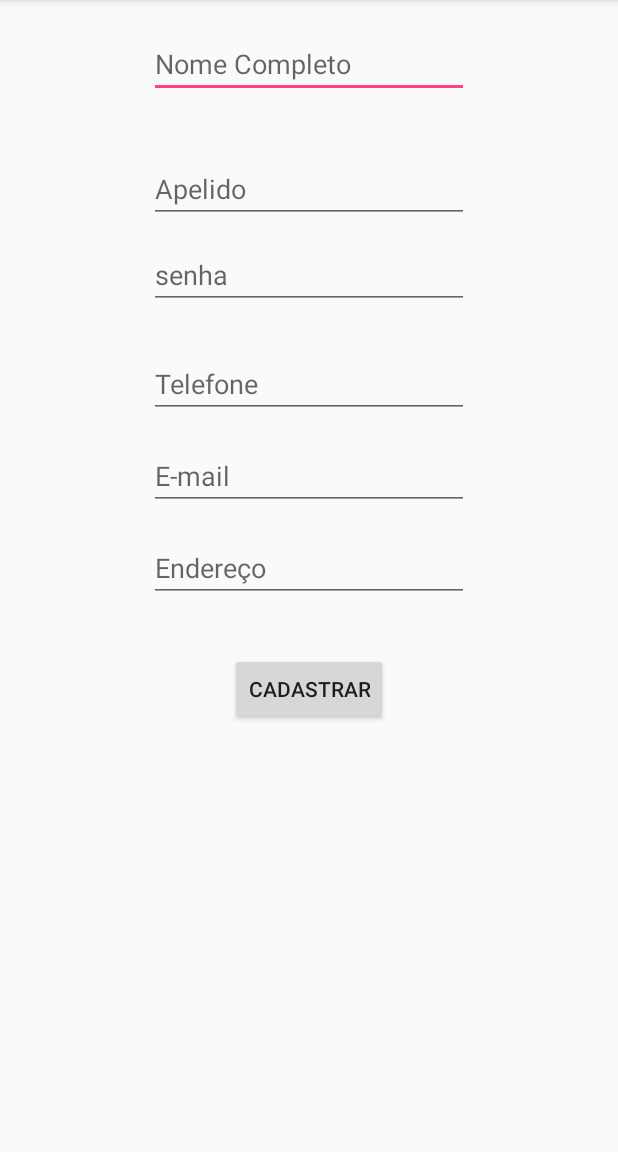
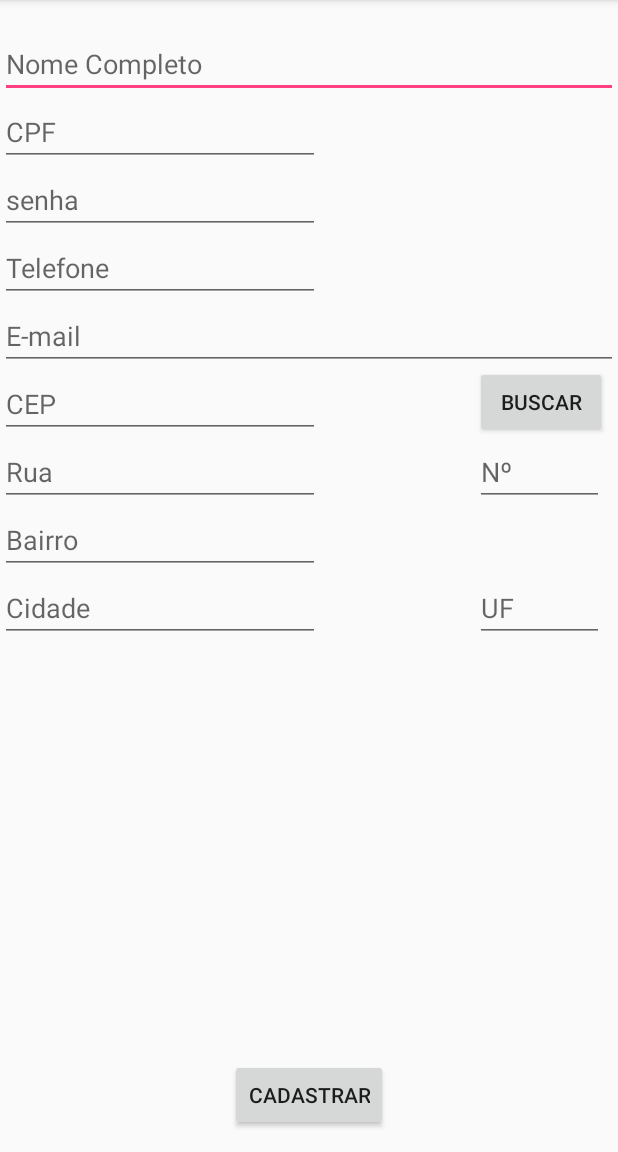
Before and after one commit to jeandy92/AppOcorrenciasv2.0, an Android app: the CadastrarUsuarioActivity screen opened directly, with no data from a screen before it, on a phone screen of 412 x 824 dp, the part 84-1236 px from its top. Run offline under Robolectric (Android 15) with nearby library versions, the phone set to English and light mode, and no system bars.

Commit message:
Versão Elenaldo acoplada

```diff
--- a/app/src/main/java/appocorrencias/com/appocorrencias/CadastrarUsuarioActivity.java
+++ b/app/src/main/java/appocorrencias/com/appocorrencias/CadastrarUsuarioActivity.java
@@ -16,8 +16,9 @@ public class CadastrarUsuarioActivity extends AppCompatActivity {
 
     //Variaveis globais
     Button btnCadastarUsuario;
+    Button btnBuscar;
+    EditText Nome,CPF,Telefone,Email,Senha,Rua, Bairro, Cidade, Numero, CEP, UF;
 
-    EditText Nome,Apelido,Telefone,Email,Endereco,Senha;
 
     private String host = "192.168.0.17";
     private int porta = 2222;
@@ -27,16 +28,31 @@ public class CadastrarUsuarioActivity extends AppCompatActivity {
         super.onCreate(savedInstanceState);
         setContentView(R.layout.activity_cadastrar_usuario);
 
-//Cutton cadastrar
+        //Button cadastrar
         btnCadastarUsuario = (Button) findViewById(R.id.CadastrarUsuário);
+        btnBuscar = (Button) findViewById(R.id.btnBuscar);
 
         //Váriaveis para o cadastro
         Nome     = (EditText) findViewById(R.id.edtNome);
-        Apelido  = (EditText) findViewById(R.id.edtApelido);
-        Senha = (EditText) findViewById(R.id.edtSenha);
+        CPF      = (EditText) findViewById(R.id.edtCPF);
+        Senha    = (EditText) findViewById(R.id.edtSenha);
         Email    = (EditText) findViewById(R.id.edtEmail);
-        Endereco = (EditText) findViewById(R.id.edtEndereco);
+        Rua      = (EditText) findViewById(R.id.edtRua);
         Telefone = (EditText) findViewById(R.id.edtTelefone);
+        CEP      = (EditText) findViewById(R.id.edtCep);
+        Bairro   = (EditText) findViewById(R.id.edtBairro);
+        Cidade   = (EditText) findViewById(R.id.edtCidade);
+        UF       = (EditText) findViewById(R.id.edtUF);
+        Numero   = (EditText) findViewById(R.id.edtNumero);
+
+
+
+    }
+
+
+    // Método para buscar Cep
+    public void evBuscarCep(View v){
+
 
 
     }
@@ -61,7 +77,7 @@ public class CadastrarUsuarioActivity extends AppCompatActivity {
             PrintStream saida = new PrintStream(cliente.getOutputStream());
             Toast.makeText(getApplicationContext(), "Cadastrando", Toast.LENGTH_SHORT).show();
 
-            String cadastro = "Cadastrar"+"Cadastro"+Apelido.getText()+Senha.getText();
+            String cadastro = "Cadastrar"+"Cadastro"+CPF.getText()+Senha.getText();
 
             //String s = "Cadastrar Cadastro Elenaldo 1234";
 //            String x= "Cadastrar";
--- a/app/src/main/java/appocorrencias/com/appocorrencias/MainActivity.java
+++ b/app/src/main/java/appocorrencias/com/appocorrencias/MainActivity.java
@@ -5,6 +5,7 @@ import android.os.Bundle;
 import android.os.StrictMode;
 import android.support.v7.app.AppCompatActivity;
 import android.view.View;
+import android.widget.Button;
 import android.widget.EditText;
 import android.widget.Toast;
 
@@ -24,17 +25,17 @@ public class MainActivity extends AppCompatActivity {
 
         //
 
+    }
+
+public void evCadastrarSe (View view){
+
+    Button btnCadastrarCli = (Button) findViewById(R.id.btnCadastrarCli);
 
 
+    setContentView(R.layout.activity_cadastrar_usuario);
+    this.startActivity(new Intent(this,CadastrarUsuarioActivity.class));
 
-
-
-
-
-
-
-    }
-
+}
 
     public void evEntrar(View view) {
 
--- a/app/src/main/res/layout/activity_cadastrar_ocorrencia.xml
+++ b/app/src/main/res/layout/activity_cadastrar_ocorrencia.xml
@@ -164,18 +164,29 @@
         android:layout_width="160dp"
         android:layout_height="250dp"
         android:layout_marginLeft="190dp"
-        android:layout_marginTop="250dp">
+        android:layout_marginTop="250dp"
+        android:id="@+id/frameLayout">
 
 
     </FrameLayout>
 
-    <Button
-        android:id="@+id/localidade"
+    <!--<Button-->
+    <!--android:id="@+id/localidade"-->
+    <!--android:layout_width="wrap_content"-->
+    <!--android:layout_height="wrap_content"-->
+    <!--android:layout_above="@+id/button9"-->
+    <!--android:layout_toStartOf="@+id/button9"-->
+    <!--android:text="Localidade"-->
+    <!--android:onClick="localidade_atual"-->
+    <!--/>-->
+
+    <ImageButton
+        android:id="@+id/imageButton"
         android:layout_width="wrap_content"
         android:layout_height="wrap_content"
+        fab:srcCompat="@android:drawable/ic_menu_myplaces"
+        android:onClick="localidade_atual"
         android:layout_above="@+id/button9"
-        android:layout_toStartOf="@+id/button9"
-        android:text="Localidade"
-        android:onClick="localidade_atual"/>
+        android:layout_alignStart="@+id/txtCidade" />
 
 </RelativeLayout>
--- a/app/src/main/res/layout/activity_cadastrar_usuario.xml
+++ b/app/src/main/res/layout/activity_cadastrar_usuario.xml
@@ -8,59 +8,46 @@
 
     <EditText
         android:id="@+id/edtNome"
+        android:layout_width="match_parent"
+        android:layout_height="wrap_content"
+
+        android:layout_alignParentTop="true"
+        android:layout_centerHorizontal="true"
+        android:layout_marginTop="20dp"
+        android:allowUndo="false"
+        android:ems="10"
+        android:hint="Nome Completo"
+        android:inputType="textPersonName" />
+
+    <EditText
+        android:id="@+id/edtCPF"
         android:layout_width="wrap_content"
         android:layout_height="wrap_content"
-
-        android:layout_marginTop="20dp"
+        android:layout_alignParentStart="true"
+        android:layout_below="@+id/edtNome"
         android:ems="10"
-        android:hint="Nome Completo"
-        android:inputType="textPersonName"
-        android:layout_alignParentTop="true"
-        android:layout_centerHorizontal="true" />
-
-    <EditText
-        android:id="@+id/edtApelido"
-        android:layout_width="wrap_content"
-        android:layout_height="wrap_content"
-        android:ems="10"
-        android:hint="Apelido"
-        android:inputType="textPersonName"
-        android:layout_below="@+id/edtNome"
-        android:layout_alignStart="@+id/edtNome"
-        android:layout_marginTop="38dp" />
+        android:hint="CPF"
+        android:inputType="number" />
 
     <EditText
         android:id="@+id/edtTelefone"
         android:layout_width="wrap_content"
         android:layout_height="wrap_content"
-        android:layout_marginTop="27dp"
         android:ems="10"
         android:hint="Telefone"
         android:inputType="textEmailAddress"
         android:layout_below="@+id/edtSenha"
-        android:layout_alignStart="@+id/edtSenha" />
+        android:layout_alignParentStart="true" />
 
     <EditText
         android:id="@+id/edtEmail"
-        android:layout_width="wrap_content"
+        android:layout_width="match_parent"
         android:layout_height="wrap_content"
-        android:layout_marginTop="16dp"
         android:ems="10"
         android:hint="E-mail"
-        android:inputType="phone"
+        android:inputType="textEmailAddress"
         android:layout_below="@+id/edtTelefone"
-        android:layout_alignStart="@+id/edtTelefone" />
-
-    <EditText
-        android:id="@+id/edtEndereco"
-        android:layout_width="wrap_content"
-        android:layout_height="wrap_content"
-        android:layout_alignStart="@+id/edtEmail"
-        android:layout_below="@+id/edtEmail"
-        android:layout_marginTop="16dp"
-        android:ems="10"
-        android:hint="Endereço"
-        android:inputType="textPostalAddress" />
+        android:layout_alignParentStart="true" />
 
     <Button
         android:id="@+id/CadastrarUsuário"
@@ -68,18 +55,93 @@
         android:layout_height="wrap_content"
         android:onClick="cadastrarUsuario"
         android:text="Cadastrar"
-        android:layout_marginTop="34dp"
-        android:layout_below="@+id/edtEndereco"
-        android:layout_centerHorizontal="true" />
+        android:layout_alignParentBottom="true"
+        android:layout_centerHorizontal="true"
+        android:layout_marginBottom="14dp" />
 
     <EditText
         android:id="@+id/edtSenha"
         android:layout_width="wrap_content"
         android:layout_height="wrap_content"
-        android:layout_marginTop="12dp"
         android:ems="10"
         android:hint="senha"
         android:inputType="textPersonName"
-        android:layout_below="@+id/edtApelido"
-        android:layout_alignStart="@+id/edtApelido" />
+        android:layout_below="@+id/edtCPF"
+        android:layout_alignParentStart="true" />
+
+    <EditText
+        android:id="@+id/edtCep"
+        android:layout_width="wrap_content"
+        android:layout_height="wrap_content"
+        android:layout_alignEnd="@+id/edtTelefone"
+        android:layout_below="@+id/edtEmail"
+        android:ems="10"
+        android:hint="CEP"
+        android:inputType="number"
+        android:selectAllOnFocus="false" />
+
+    <Button
+        android:id="@+id/btnBuscar"
+        android:layout_width="wrap_content"
+        android:layout_height="wrap_content"
+        android:text="Buscar"
+        android:onClick="evBuscarCep"
+        android:layout_above="@+id/edtNumero"
+        android:layout_alignStart="@+id/edtNumero" />
+
+    <EditText
+        android:id="@+id/edtRua"
+        android:layout_width="wrap_content"
+        android:layout_height="wrap_content"
+        android:layout_weight="1"
+        android:elevation="0dp"
+        android:ems="10"
+        android:hint="Rua"
+        android:inputType="textPostalAddress"
+        android:layout_below="@+id/edtCep"
+        android:layout_alignParentStart="true" />
+
+    <EditText
+        android:id="@+id/edtNumero"
+        android:layout_width="86dp"
+        android:layout_height="wrap_content"
+        android:layout_alignBaseline="@+id/edtRua"
+        android:layout_alignBottom="@+id/edtRua"
+        android:layout_alignParentEnd="true"
+        android:layout_marginEnd="9dp"
+        android:ems="10"
+        android:hint="Nº"
+        android:inputType="number" />
+
+    <EditText
+        android:id="@+id/edtBairro"
+        android:layout_width="wrap_content"
+        android:layout_height="wrap_content"
+        android:ems="10"
+        android:hint="Bairro"
+        android:inputType="textPostalAddress"
+        android:layout_below="@+id/edtRua"
+        android:layout_alignParentStart="true" />
+
+    <EditText
+        android:id="@+id/edtCidade"
+        android:layout_width="wrap_content"
+        android:layout_height="wrap_content"
+        android:layout_alignParentStart="true"
+        android:layout_below="@+id/edtBairro"
+        android:ems="10"
+        android:hint="Cidade"
+        android:inputType="textPostalAddress" />
+
+    <EditText
+        android:id="@+id/edtUF"
+        android:layout_width="wrap_content"
+        android:layout_height="wrap_content"
+        android:layout_alignEnd="@+id/edtNumero"
+        android:layout_alignStart="@+id/edtNumero"
+        android:layout_below="@+id/edtBairro"
+        android:ems="10"
+        android:hint="UF"
+        android:inputType="textPostalAddress" />
+
 </RelativeLayout>
--- a/app/src/main/res/layout/activity_main.xml
+++ b/app/src/main/res/layout/activity_main.xml
@@ -24,8 +24,7 @@
         android:layout_height="wrap_content"
         android:id="@+id/entrar"
         android:layout_alignParentBottom="true"
-        android:layout_centerHorizontal="true"
-        />
+        android:layout_alignStart="@+id/password" />
 
     <ImageView
         android:layout_width="wrap_content"
@@ -72,4 +71,14 @@
 
         android:layout_above="@+id/entrar"
         android:layout_alignStart="@+id/usuario" />
+
+    <Button
+        android:id="@+id/btnCadastrarCli"
+        android:layout_width="wrap_content"
+        android:layout_height="wrap_content"
+        android:layout_marginEnd="11dp"
+        android:text="Cadastrar-se"
+        android:onClick="evCadastrarSe"
+        android:layout_alignParentBottom="true"
+        android:layout_alignEnd="@+id/imageView2" />
 </RelativeLayout>
```
